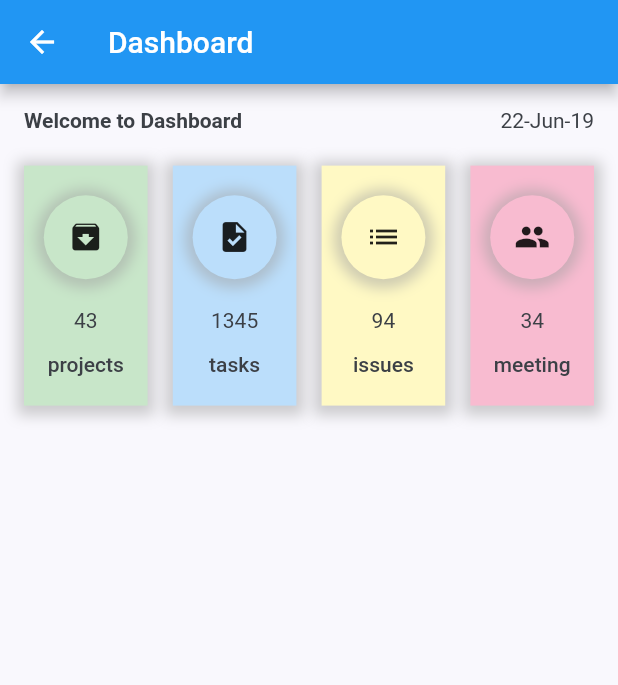
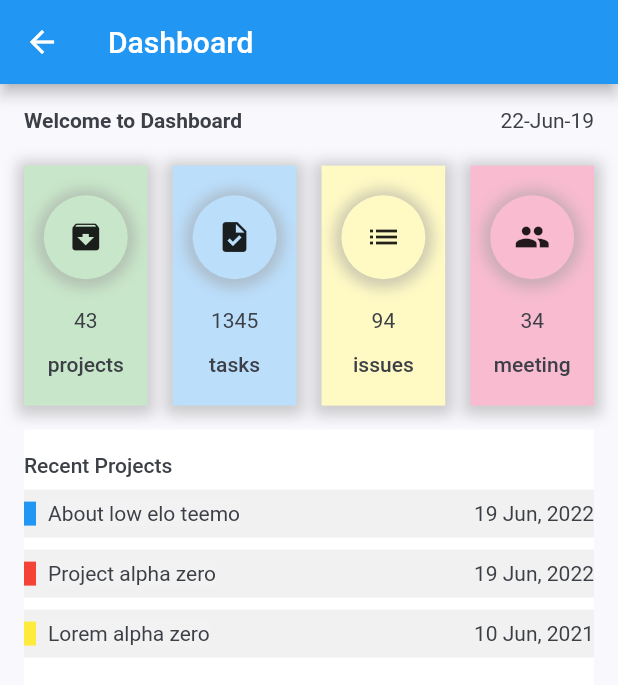
Before and after one commit to tee-jaay/stsks, a Flutter app: the DashboardScreen screen opened by its route, on a phone screen of 412 x 824 dp. Shown: the top 685 px of the screen. Run offline on Flutter 3.47's test engine with Material 2 defaults, Android fonts, the phone set to English and light mode, and no system bars; our stand-ins replace animated_text_kit, badges, date_format.

Commit message:
recent projects

```diff
--- a/lib/screens/dashboard/inc/body.dart
+++ b/lib/screens/dashboard/inc/body.dart
@@ -17,8 +17,114 @@ class Body extends StatelessWidget {
             height: stDefaultSpace * 1.4,
           ),
           StatCards(),
+          SizedBox(
+            height: stDefaultSpace,
+          ),
+          RecentProjects(),
         ],
       ),
     );
   }
 }
+
+class RecentProjects extends StatelessWidget {
+  const RecentProjects({
+    Key? key,
+  }) : super(key: key);
+
+  @override
+  Widget build(BuildContext context) {
+    return Container(
+      width: MediaQuery.of(context).size.width,
+      decoration: BoxDecoration(
+        color: Colors.white,
+      ),
+      child: Padding(
+        padding: EdgeInsets.symmetric(vertical: stDefaultSpace),
+        child: Column(
+          crossAxisAlignment: CrossAxisAlignment.start,
+          children: [
+            Text(
+              "Recent Projects",
+              style: Theme.of(context).textTheme.bodyText1,
+              textAlign: TextAlign.start,
+            ),
+            SizedBox(
+              height: stDefaultSpace * 0.5,
+            ),
+            RecentProjectItem(
+              color: Colors.blue,
+              title: "About low elo teemo",
+              press: () {
+                print("About low elo teemo");
+              },
+              date: "19 Jun, 2022",
+            ),
+            RecentProjectItem(
+              color: Colors.red,
+              title: "Project alpha zero",
+              press: () {
+                print("Project alpha zero");
+              },
+              date: "19 Jun, 2022",
+            ),
+            RecentProjectItem(
+              color: Colors.yellow,
+              title: "Lorem alpha zero",
+              press: () {
+                print("Kitkat alpha zero");
+              },
+              date: "10 Jun, 2021",
+            ),
+          ],
+        ),
+      ),
+    );
+  }
+}
+
+class RecentProjectItem extends StatelessWidget {
+  const RecentProjectItem({
+    Key? key,
+    required this.color,
+    required this.title,
+    required this.press,
+    required this.date,
+  }) : super(key: key);
+
+  final String title, date;
+  final Color color;
+  final VoidCallback press;
+
+  @override
+  Widget build(BuildContext context) {
+    return Container(
+      margin: EdgeInsets.only(bottom: stDefaultSpace * 0.5),
+      padding: EdgeInsets.symmetric(vertical: stDefaultSpace * 0.5),
+      color: stBackgroundColorLight,
+      child: GestureDetector(
+        onTap: press,
+        child: Row(
+          children: [
+            Container(
+              width: stDefaultSpace * 0.5,
+              height: stDefaultSpace,
+              color: color,
+            ),
+            SizedBox(
+              width: stDefaultSpace * 0.5,
+            ),
+            Container(
+              height: stDefaultSpace,
+              color: Colors.white10,
+              // decoration: BoxDecoration(),
+              child: Text(title),
+            ),
+            Spacer(),
+            Text(date),
+          ],
+        ),
+      ),
+    );
+  }
+}
```
